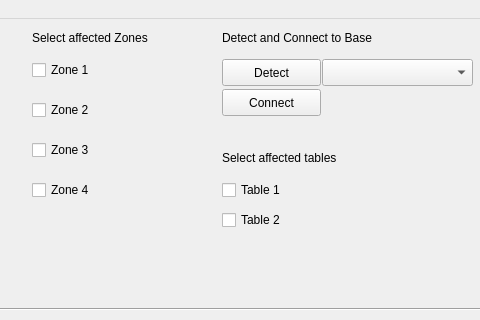
This is ui/mainwindow.ui in denis-draca/led_demo as Qt 5 draws it before an edit; both pictures show x 168 to 648 and y 0 to 320 of the 648 by 636 pixel window. The edited form follows.
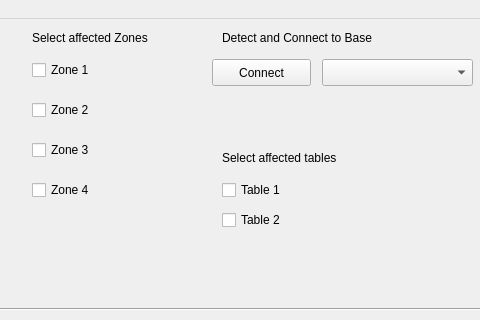
This is the edited form.

Commit message: added auto detect feature. Need to add auto detect disconnection and protect against that

The edit to the form file:
```diff
--- a/ui/mainwindow.ui
+++ b/ui/mainwindow.ui
@@ -267,27 +267,11 @@
      </rect>
     </property>
    </widget>
-   <widget class="QPushButton" name="_bu_detect">
-    <property name="geometry">
-     <rect>
-      <x>390</x>
-      <y>40</y>
-      <width>99</width>
-      <height>27</height>
-     </rect>
-    </property>
-    <property name="toolTip">
-     <string>&lt;html&gt;&lt;head/&gt;&lt;body&gt;&lt;p&gt;Detect Connected Arduino's&lt;/p&gt;&lt;p&gt;&lt;br/&gt;&lt;/p&gt;&lt;/body&gt;&lt;/html&gt;</string>
-    </property>
-    <property name="text">
-     <string>Detect</string>
-    </property>
-   </widget>
    <widget class="QPushButton" name="_bu_connect">
     <property name="geometry">
      <rect>
-      <x>390</x>
-      <y>70</y>
+      <x>380</x>
+      <y>40</y>
       <width>99</width>
       <height>27</height>
      </rect>
```
The commit also changes 2 other files.
